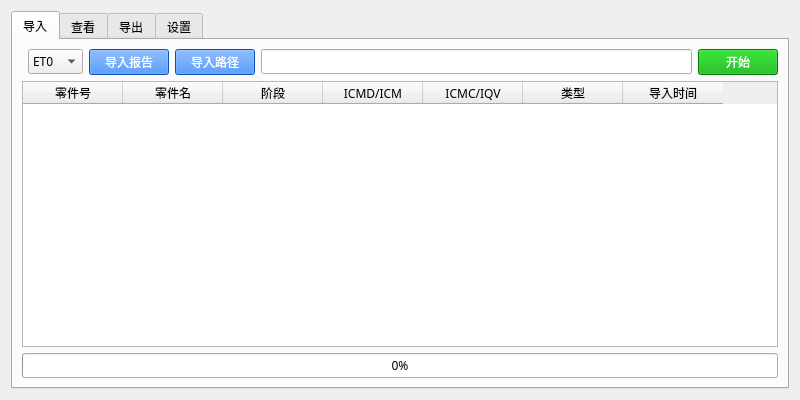
This is report2csv.ui in Hughicelus/Report2csv as Qt 5 draws it before an edit. The edited form follows.
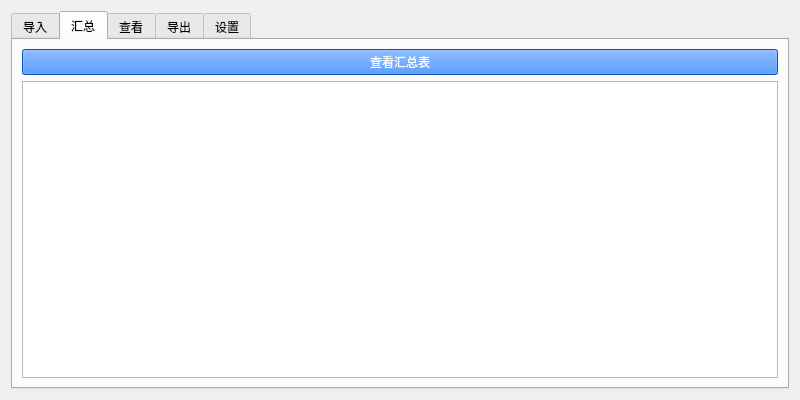
This is the edited form. The open tabs and pages were chosen to show the change. Icons and pictures are not drawn.

The edit to the form file:
```diff
--- a/report2csv.ui
+++ b/report2csv.ui
@@ -214,6 +214,11 @@
            <string>导入时间</string>
           </property>
          </column>
+         <column>
+          <property name="text">
+           <string>文件</string>
+          </property>
+         </column>
         </widget>
        </item>
        <item row="0" column="3">
@@ -234,6 +239,32 @@
        </item>
       </layout>
      </widget>
+     <widget class="QWidget" name="tab_5">
+      <attribute name="title">
+       <string>汇总</string>
+      </attribute>
+      <layout class="QGridLayout" name="gridLayout_8">
+       <item row="0" column="0">
+        <widget class="QPushButton" name="pushButton_12">
+         <property name="font">
+          <font>
+           <family>Microsoft YaHei</family>
+          </font>
+         </property>
+         <property name="styleSheet">
+          <string notr="true">background-color: rgb(13, 110, 253);
+color: rgb(255, 255, 255);</string>
+         </property>
+         <property name="text">
+          <string>查看汇总表</string>
+         </property>
+        </widget>
+       </item>
+       <item row="1" column="0">
+        <widget class="QTableView" name="tableView_2"/>
+       </item>
+      </layout>
+     </widget>
      <widget class="QWidget" name="tab_4">
       <attribute name="title">
        <string>查看</string>
```
Left out of the diff: 35 changed lines with no effect on the pictures.
